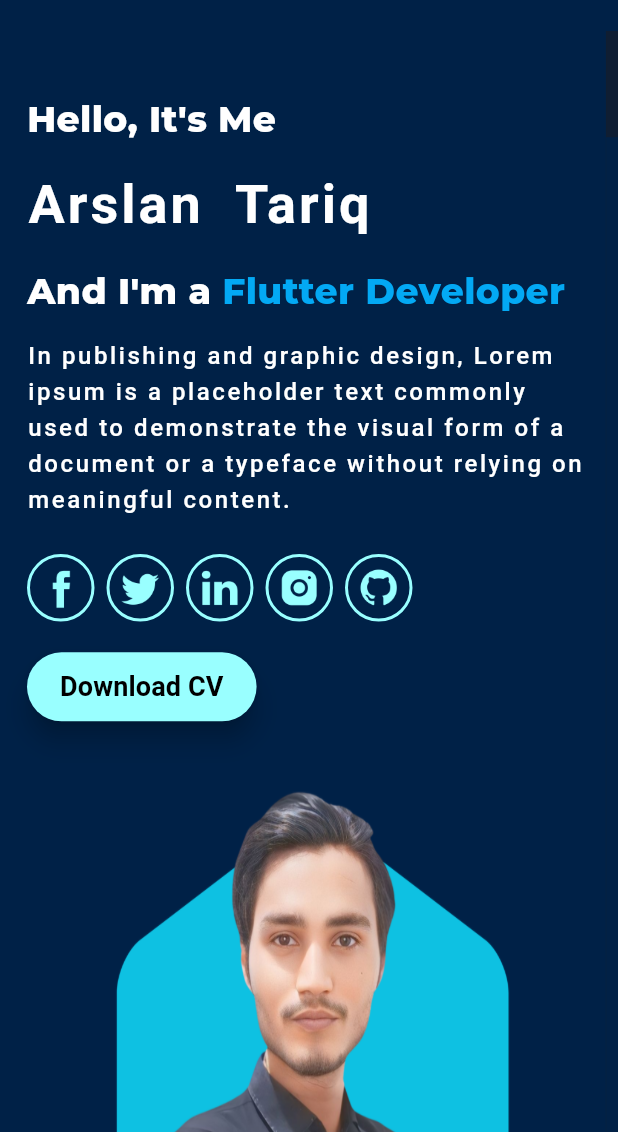
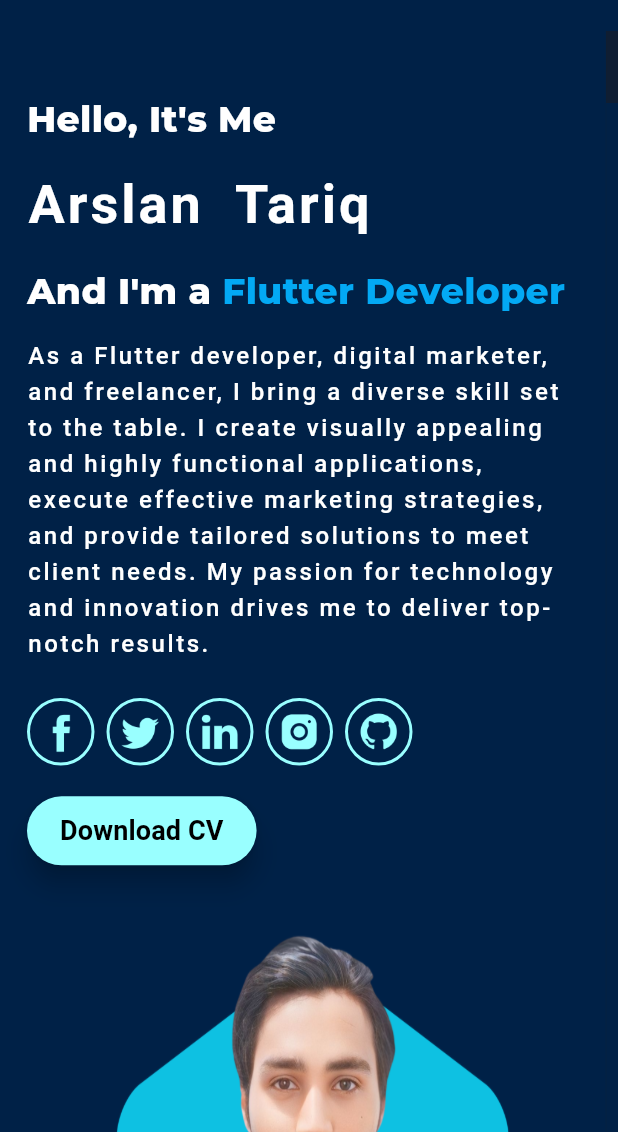
Before and after one commit to Arslan4546/Flutter-Portfolio-Website, a Flutter app: the screen it shows after launch, on a phone screen of 412 x 824 dp, the part 104-1236 px from its top. Run offline on Flutter 3.47's test engine with Material 3 defaults, Android fonts, the phone set to English and light mode, and no system bars; drawn by our look-alikes of animated_text_kit, scrollable_positioned_list; our stand-ins replace animate_do, google_fonts.

Commit message:
update portfolio

```diff
--- a/lib/views/about_me.dart
+++ b/lib/views/about_me.dart
@@ -86,13 +86,7 @@ class AboutMe extends StatelessWidget {
         FadeInLeft(
           duration: const Duration(milliseconds: 1600),
           child: Text(
-            'It is a long established fact that a reader will be distracted by the readable content of a page when looking at its layout.'
-            ' The point of using Lorem Ipsum is that it has a more-or-less normal distribution of letters,'
-            ' as opposed to using \'Content here, content here\', making it look like readable English.'
-            ' Many desktop publishing packages and web page editors now use Lorem Ipsum as their default'
-            ' model text, and a search for \'lorem ipsum\' will uncover many web sites still in their infancy.'
-            ' Various versions have evolved over the years, sometimes by accident, sometimes on purpose'
-            ' (injected humour and the like).',
+            'As a Flutter developer, I create engaging and readable content within my applications, ensuring the layout captivates and retains user attention. Just as Lorem Ipsum provides a natural distribution of letters, I strive to balance design elements and text, making my applications look and feel professional.Incorporating Flutter’s advanced capabilities, I develop user-friendly and visually appealing apps. My experience spans desktop publishing packages and web page editors, where I\'ve seen firsthand how effective design enhances readability and user engagement.Over the years, my journey as a Flutter developer has been marked by continuous evolution and adaptation. Like the many versions of Lorem Ipsum, my work blends innovation with creativity, resulting in applications that stand out.',
             style: AppTextStyles.normalStyle(),
           ),
         ),
--- a/lib/views/home_page.dart
+++ b/lib/views/home_page.dart
@@ -114,9 +114,7 @@ class _HomePageState extends State<HomePage> {
           duration: const Duration(milliseconds: 1600),
           child: Expanded(
             child: Text(
-              'In publishing and graphic design, Lorem ipsum is a placeholder '
-              'text commonly used to demonstrate the visual form of a document'
-              ' or a typeface without relying on meaningful content.',
+              'As a Flutter developer, digital marketer, and freelancer, I bring a diverse skill set to the table. I create visually appealing and highly functional applications, execute effective marketing strategies, and provide tailored solutions to meet client needs. My passion for technology and innovation drives me to deliver top-notch results.',
               style: AppTextStyles.normalStyle(),
             ),
           ),
--- a/lib/views/my_portfolio.dart
+++ b/lib/views/my_portfolio.dart
@@ -125,7 +125,7 @@ class _MyPortfolioState extends State<MyPortfolio> {
                         ),
                         Constants.sizedBox(height: 15.0),
                         Text(
-                          'It is a long established fact that a reader will be distracted by the readable content of a page when looking at its layout.',
+                          'It is a well-known fact that users will be engaged by the intuitive design of an app when interacting with its interface.',
                           style:
                               AppTextStyles.normalStyle(color: Colors.black87),
                           textAlign: TextAlign.center,
--- a/lib/views/my_services.dart
+++ b/lib/views/my_services.dart
@@ -250,8 +250,7 @@ class _MyServicesState extends State<MyServices> {
           ),
           Constants.sizedBox(height: 12.0),
           Text(
-            'It is a long established fact that a reader will be distracted by the readable content of a page when looking at its layout.'
-            ' The point of using Lorem Ipsum is that it has a more-or-less normal distribution of letters,',
+            'It is a well-known fact that users will be engaged by the intuitive design of an app when interacting with its interface.',
             style: AppTextStyles.normalStyle(fontSize: 14.0),
             textAlign: TextAlign.center,
           ),
```
